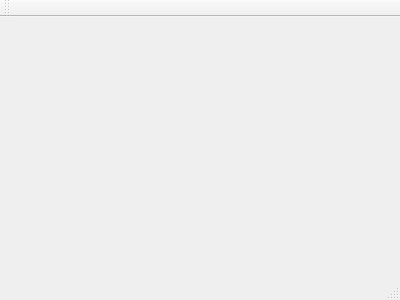
Above: view/mainwindow.ui from kilian-paquier/qt-patients before the change. Below: the same form after it.
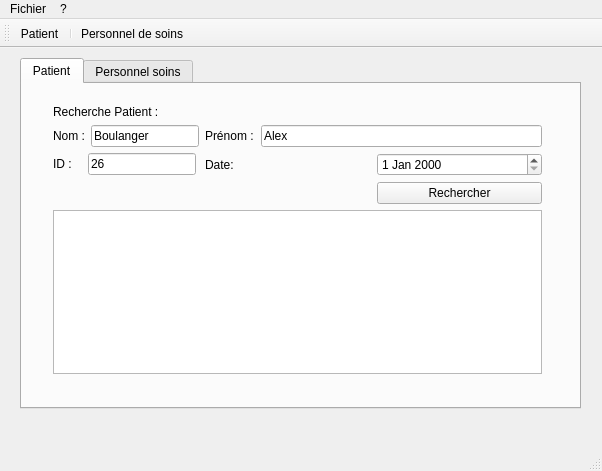
That is the form after the change. The open tabs and pages were chosen to show the change. Icons and pictures are not drawn.

What changed in the file:
```diff
--- a/view/mainwindow.ui
+++ b/view/mainwindow.ui
@@ -1,24 +1,273 @@
 <ui version="4.0">
  <class>MainWindow</class>
- <widget class="QMainWindow" name="MainWindow" >
-  <property name="geometry" >
+ <widget class="QMainWindow" name="MainWindow">
+  <property name="geometry">
    <rect>
     <x>0</x>
     <y>0</y>
-    <width>400</width>
-    <height>300</height>
+    <width>602</width>
+    <height>471</height>
    </rect>
   </property>
   <property name="windowTitle" >
    <string>MainWindow</string>
   </property>
-  <widget class="QMenuBar" name="menuBar" />
-  <widget class="QToolBar" name="mainToolBar" />
-  <widget class="QWidget" name="centralWidget" />
-  <widget class="QStatusBar" name="statusBar" />
+  <widget class="QWidget" name="centralWidget">
+   <widget class="QTabWidget" name="fds">
+    <property name="geometry">
+     <rect>
+      <x>20</x>
+      <y>10</y>
+      <width>561</width>
+      <height>351</height>
+     </rect>
+    </property>
+    <property name="currentIndex">
+     <number>1</number>
+    </property>
+    <widget class="QWidget" name="tab">
+     <property name="enabled">
+      <bool>true</bool>
+     </property>
+     <attribute name="title">
+      <string>Patient</string>
+     </attribute>
+     <widget class="QWidget" name="verticalLayoutWidget">
+      <property name="geometry">
+       <rect>
+        <x>20</x>
+        <y>10</y>
+        <width>511</width>
+        <height>291</height>
+       </rect>
+      </property>
+      <layout class="QVBoxLayout" name="verticalLayout">
+       <item>
+        <layout class="QVBoxLayout" name="verticalLayout_2">
+         <item>
+          <layout class="QFormLayout" name="formLayout">
+           <item row="0" column="0">
+            <widget class="QLabel" name="label_2">
+             <property name="text">
+              <string>Recherche Patient :</string>
+             </property>
+            </widget>
+           </item>
+           <item row="2" column="0">
+            <layout class="QHBoxLayout" name="horizontalLayout_5">
+             <item>
+              <widget class="QLabel" name="label_6">
+               <property name="text">
+                <string>Nom :</string>
+               </property>
+              </widget>
+             </item>
+             <item alignment="Qt::AlignRight|Qt::AlignVCenter">
+              <widget class="QLineEdit" name="lineEdit_5">
+               <property name="text">
+                <string>Boulanger</string>
+               </property>
+               <property name="echoMode">
+                <enum>QLineEdit::Normal</enum>
+               </property>
+              </widget>
+             </item>
+            </layout>
+           </item>
+           <item row="2" column="1">
+            <layout class="QHBoxLayout" name="horizontalLayout_2">
+             <property name="spacing">
+              <number>7</number>
+             </property>
+             <item>
+              <widget class="QLabel" name="label_3">
+               <property name="text">
+                <string>Prénom :</string>
+               </property>
+              </widget>
+             </item>
+             <item>
+              <widget class="QLineEdit" name="lineEdit_2">
+               <property name="text">
+                <string>Alex</string>
+               </property>
+              </widget>
+             </item>
+            </layout>
+           </item>
+           <item row="3" column="0">
+            <layout class="QHBoxLayout" name="horizontalLayout_4">
+             <item alignment="Qt::AlignLeft">
+              <widget class="QLabel" name="label_5">
+               <property name="text">
+                <string>ID :   </string>
+               </property>
+              </widget>
+             </item>
+             <item>
+              <widget class="QLineEdit" name="lineEdit_4">
+               <property name="text">
+                <string>26</string>
+               </property>
+              </widget>
+             </item>
+            </layout>
+           </item>
+           <item row="3" column="1">
+            <layout class="QHBoxLayout" name="horizontalLayout_3">
+             <item>
+              <widget class="QLabel" name="label_4">
+               <property name="text">
+                <string>Date:</string>
+               </property>
+              </widget>
+             </item>
+             <item>
+              <widget class="QDateEdit" name="dateEdit"/>
+             </item>
+            </layout>
+           </item>
+           <item row="4" column="1">
+            <layout class="QGridLayout" name="gridLayout">
+             <item row="0" column="1">
+              <widget class="QPushButton" name="pushButton">
+               <property name="text">
+                <string>Rechercher</string>
+               </property>
+              </widget>
+             </item>
+             <item row="0" column="0">
+              <widget class="QLabel" name="label">
+               <property name="text">
+                <string/>
+               </property>
+              </widget>
+             </item>
+            </layout>
+           </item>
+           <item row="5" column="0" colspan="2">
+            <widget class="QTableView" name="tableView"/>
+           </item>
+          </layout>
+         </item>
+        </layout>
+       </item>
+      </layout>
+     </widget>
+    </widget>
+    <widget class="QWidget" name="tab_2">
+     <attribute name="title">
+      <string>Personnel soins</string>
+     </attribute>
+     <widget class="QWidget" name="verticalLayoutWidget_2">
+      <property name="geometry">
+       <rect>
+        <x>19</x>
+        <y>9</y>
+        <width>511</width>
+        <height>301</height>
+       </rect>
+      </property>
+      <layout class="QVBoxLayout" name="verticalLayout_3">
+       <item>
+        <widget class="QTreeView" name="treeView"/>
+       </item>
+       <item>
+        <layout class="QHBoxLayout" name="horizontalLayout">
+         <item>
+          <widget class="QPushButton" name="pushButton_2">
+           <property name="text">
+            <string>Modifier</string>
+           </property>
+          </widget>
+         </item>
+         <item>
+          <widget class="QPushButton" name="pushButton_3">
+           <property name="text">
+            <string>Supprimer</string>
+           </property>
+          </widget>
+         </item>
+        </layout>
+       </item>
+      </layout>
+     </widget>
+    </widget>
+   </widget>
+  </widget>
+  <widget class="QMenuBar" name="menuBar">
+   <property name="geometry">
+    <rect>
+     <x>0</x>
+     <y>0</y>
+     <width>602</width>
+     <height>26</height>
+    </rect>
+   </property>
+   <widget class="QMenu" name="menuFichier">
+    <property name="title">
+     <string>Fichier</string>
+    </property>
+    <widget class="QMenu" name="menuAjouter">
+     <property name="title">
+      <string>Ajouter</string>
+     </property>
+     <addaction name="actionPatient"/>
+     <addaction name="actionPersonnel_de_soins"/>
+    </widget>
+    <addaction name="menuAjouter"/>
+    <addaction name="separator"/>
+    <addaction name="actionQuitter"/>
+   </widget>
+   <widget class="QMenu" name="menu">
+    <property name="title">
+     <string>?</string>
+    </property>
+    <addaction name="actionA_propos"/>
+   </widget>
+   <addaction name="menuFichier"/>
+   <addaction name="menu"/>
+  </widget>
+  <widget class="QToolBar" name="mainToolBar">
+   <attribute name="toolBarArea">
+    <enum>TopToolBarArea</enum>
+   </attribute>
+   <attribute name="toolBarBreak">
+    <bool>false</bool>
+   </attribute>
+   <addaction name="actionPatient"/>
+   <addaction name="separator"/>
+   <addaction name="actionPersonnel_de_soins"/>
+  </widget>
+  <widget class="QStatusBar" name="statusBar"/>
+  <action name="actionQuitter">
+   <property name="text">
+    <string>Quitter</string>
+   </property>
+  </action>
+  <action name="actionPatient">
+   <property name="icon">
+    <iconset resource="../polytech.qrc">
+     <normaloff>:/Pictures/polytech tours.gif</normaloff>:/Pictures/polytech tours.gif</iconset>
+   </property>
+   <property name="text">
+    <string>Patient</string>
+   </property>
+  </action>
+  <action name="actionPersonnel_de_soins">
+   <property name="text">
+    <string>Personnel de soins</string>
+   </property>
+  </action>
+  <action name="actionA_propos">
+   <property name="text">
+    <string>à propos</string>
+   </property>
+  </action>
  </widget>
- <layoutDefault spacing="6" margin="11" />
- <pixmapfunction></pixmapfunction>
- <resources/>
+ <layoutdefault spacing="6" margin="11"/>
+ <resources>
+  <include location="../polytech.qrc"/>
+ </resources>
  <connections/>
 </ui>
```
Left out of the diff: 3 changed lines with no effect on the pictures.
